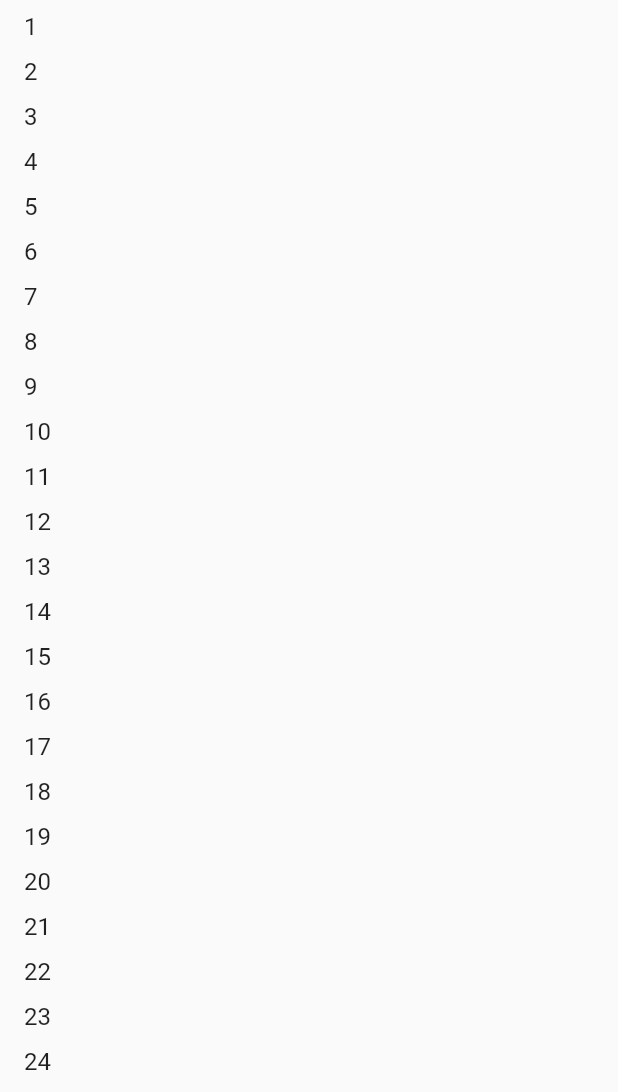
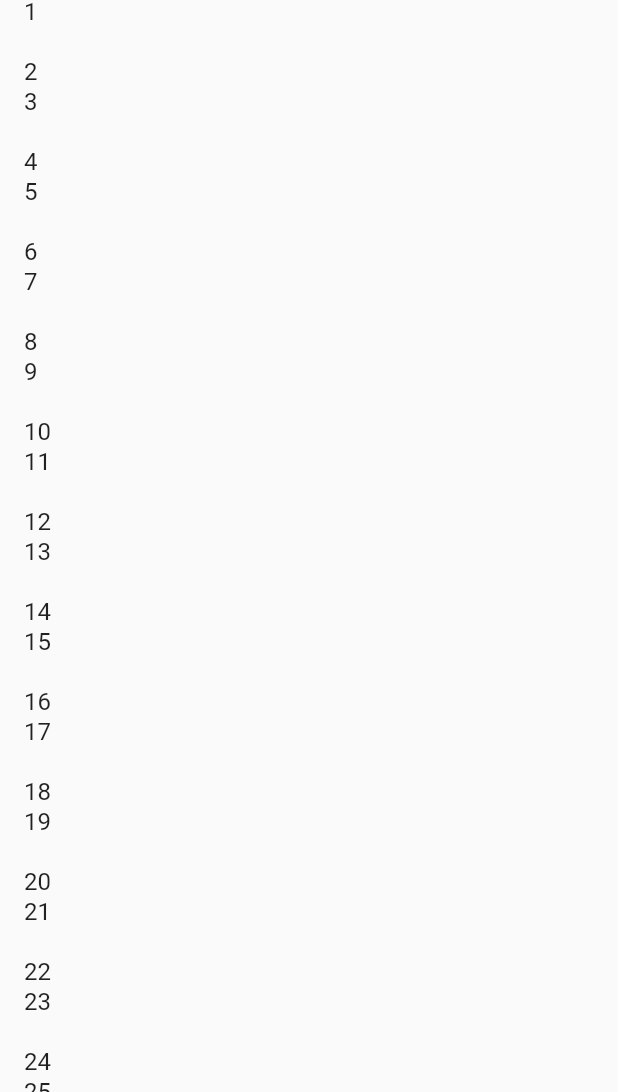
Before and after one commit to dikeboy/flutter_desktop, a Flutter app: the screen it shows after launch, after a tap on "Large List", on a phone screen of 412 x 824 dp, the part 144-1236 px from its top. Run offline on Flutter 3.47's test engine with Material 2 defaults, Android fonts, the phone set to English and light mode, and no system bars; drawn by our look-alikes of scrollable_positioned_list; missing offline and left inert: undo_textfield, window_size.

Commit message:
modify  list scroll

```diff
--- a/lib/moudle/largelist/large_listview.dart
+++ b/lib/moudle/largelist/large_listview.dart
@@ -46,7 +46,7 @@ class  LargeListPage extends BasicState {
       itemPositionsListener: itemPositionsListener,
       itemBuilder: (context, index) {
         return  Container(
-            height: 30,
+            height: (index%2+1)*20,
             child:new ListTile(
           title: new Text('${list[index]}'),
         ));
```
